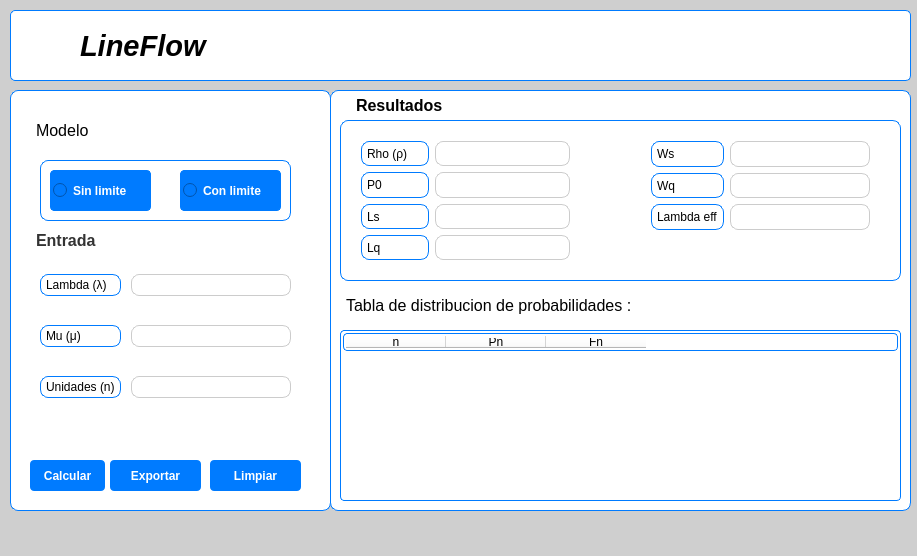
First picture: the form in lineFlow.ui, repository santiagoTrivi/lineFlow, before the edit.
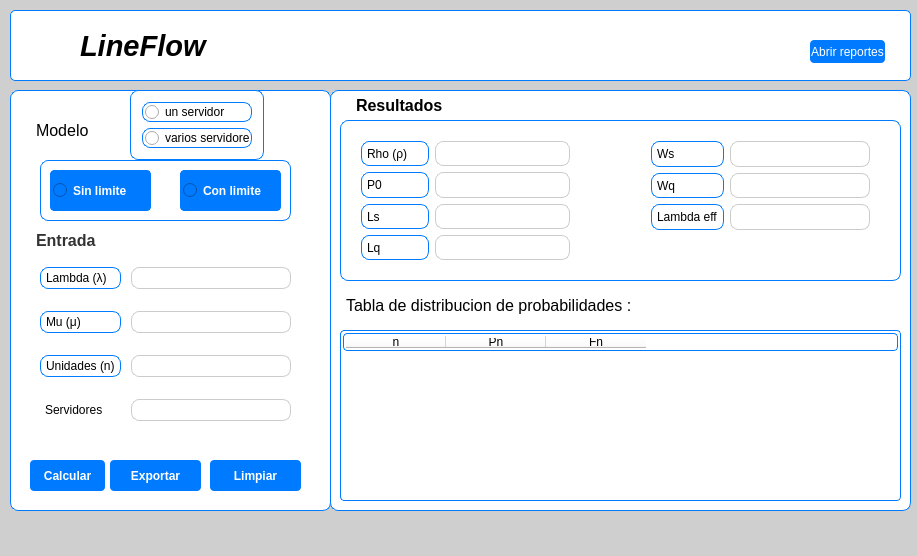
Second picture: the form after the edit. Icons and pictures are not drawn.

Commit message: feat: multi servers procedure feature integrated

What changed in the file:
```diff
--- a/lineFlow.ui
+++ b/lineFlow.ui
@@ -451,6 +451,26 @@
       <bool>true</bool>
      </property>
     </widget>
+    <widget class="QPushButton" name="open_reports_pushButton">
+     <property name="geometry">
+      <rect>
+       <x>800</x>
+       <y>30</y>
+       <width>75</width>
+       <height>23</height>
+      </rect>
+     </property>
+     <property name="styleSheet">
+      <string notr="true">background-color: #007bff;
+color: #ffffff;
+border-radius: 4px;
+
+border: none;</string>
+     </property>
+     <property name="text">
+      <string>Abrir reportes</string>
+     </property>
+    </widget>
    </widget>
    <widget class="QFrame" name="frame">
     <property name="geometry">
@@ -668,7 +688,7 @@
        <x>30</x>
        <y>170</y>
        <width>251</width>
-       <height>152</height>
+       <height>171</height>
       </rect>
      </property>
      <property name="styleSheet">
@@ -681,6 +701,17 @@
       <property name="verticalSpacing">
        <number>15</number>
       </property>
+      <item row="2" column="0">
+       <widget class="QLabel" name="units_label">
+        <property name="styleSheet">
+         <string notr="true">border: 1px solid #007bff;
+</string>
+        </property>
+        <property name="text">
+         <string>Unidades (n)</string>
+        </property>
+       </widget>
+      </item>
       <item row="0" column="0">
        <widget class="QLabel" name="lambda_label">
         <property name="styleSheet">
@@ -692,14 +723,6 @@
         </property>
        </widget>
       </item>
-      <item row="0" column="1">
-       <widget class="QLineEdit" name="lambda_input_lineEdit">
-        <property name="styleSheet">
-         <string notr="true">border-color: rgb(0, 0, 0);
-border: 1px solid #cccccc;</string>
-        </property>
-       </widget>
-      </item>
       <item row="1" column="0">
        <widget class="QLabel" name="mu_label">
         <property name="styleSheet">
@@ -711,8 +734,8 @@
         </property>
        </widget>
       </item>
-      <item row="1" column="1">
-       <widget class="QLineEdit" name="mu_input_lineEdit">
+      <item row="0" column="1">
+       <widget class="QLineEdit" name="lambda_input_lineEdit">
         <property name="styleSheet">
          <string notr="true">border-color: rgb(0, 0, 0);
 border: 1px solid #cccccc;</string>
@@ -727,14 +750,26 @@
         </property>
        </widget>
       </item>
-      <item row="2" column="0">
-       <widget class="QLabel" name="units_label">
+      <item row="1" column="1">
+       <widget class="QLineEdit" name="mu_input_lineEdit">
         <property name="styleSheet">
-         <string notr="true">border: 1px solid #007bff;
-</string>
+         <string notr="true">border-color: rgb(0, 0, 0);
+border: 1px solid #cccccc;</string>
         </property>
+       </widget>
+      </item>
+      <item row="3" column="1">
+       <widget class="QLineEdit" name="servers_input_lineEdit">
+        <property name="styleSheet">
+         <string notr="true">border-color: rgb(0, 0, 0);
+border: 1px solid #cccccc;</string>
+        </property>
+       </widget>
+      </item>
+      <item row="3" column="0">
+       <widget class="QLabel" name="servers_label">
         <property name="text">
-         <string>Unidades (n)</string>
+         <string>Servidores</string>
         </property>
        </widget>
       </item>
@@ -764,6 +799,38 @@
       <string>Modelo</string>
      </property>
     </widget>
+    <widget class="QFrame" name="frame_2">
+     <property name="geometry">
+      <rect>
+       <x>120</x>
+       <y>0</y>
+       <width>134</width>
+       <height>70</height>
+      </rect>
+     </property>
+     <property name="frameShape">
+      <enum>QFrame::StyledPanel</enum>
+     </property>
+     <property name="frameShadow">
+      <enum>QFrame::Raised</enum>
+     </property>
+     <layout class="QGridLayout" name="gridLayout_4">
+      <item row="0" column="0">
+       <widget class="QRadioButton" name="singleServer_radioButton">
+        <property name="text">
+         <string>un servidor</string>
+        </property>
+       </widget>
+      </item>
+      <item row="1" column="0">
+       <widget class="QRadioButton" name="multiServer_radioButton">
+        <property name="text">
+         <string>varios servidores</string>
+        </property>
+       </widget>
+      </item>
+     </layout>
+    </widget>
    </widget>
   </widget>
   <widget class="QMenuBar" name="menubar">
```
The commit also changes 4 other files.
